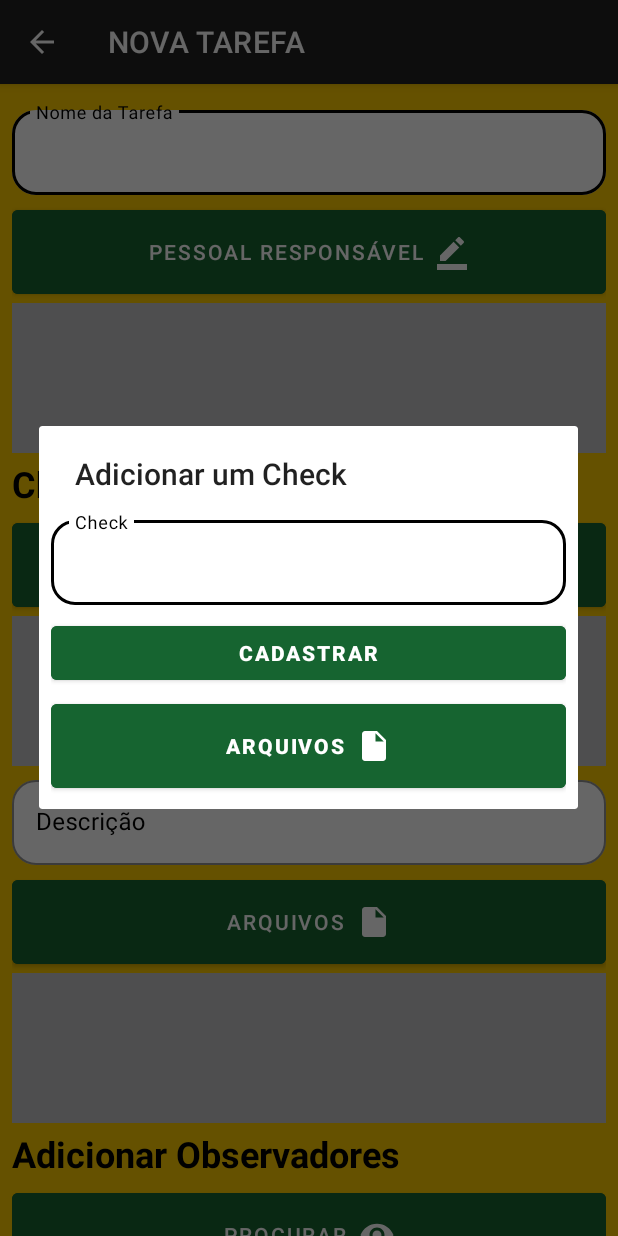
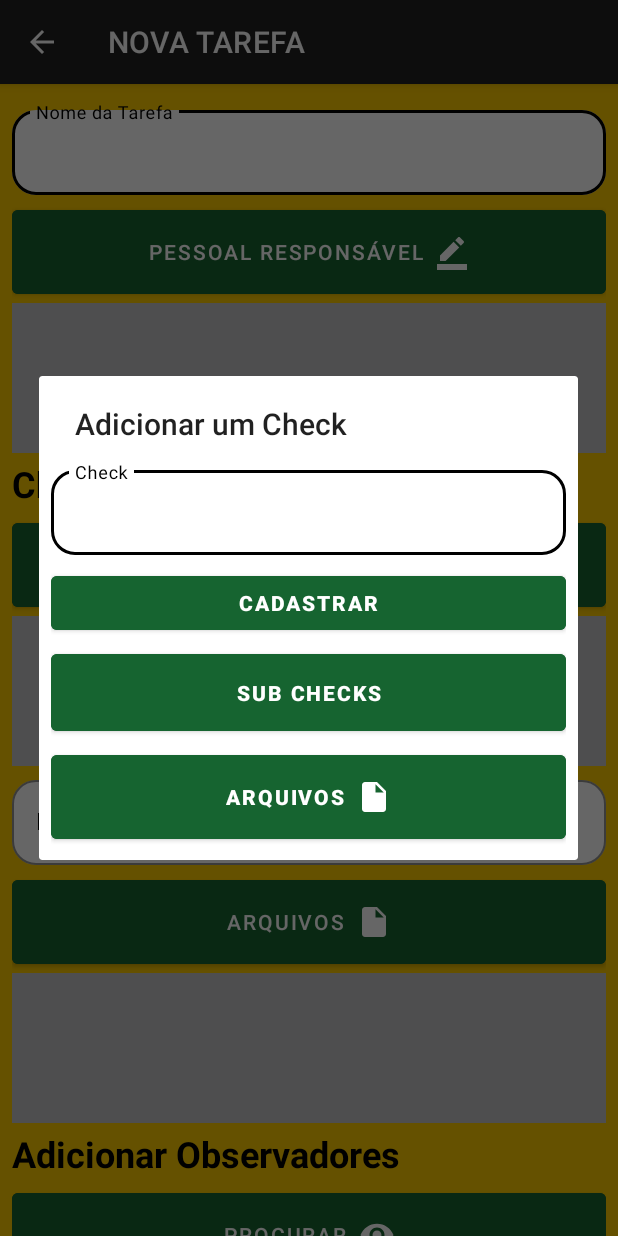
Before and after one commit to gustavodias24/Baratao-Tarefas, an Android app: the CriacaoTarefaActivity screen opened directly, with no data from a screen before it, after a tap on "ADICIONAR CHECK", on a phone screen of 412 x 824 dp. Run offline under Robolectric (Android 15) with nearby library versions, the phone set to English and light mode, and no system bars; our stand-ins replace CircleImageView, Firebase (no records; nobody signed in at launch, a user with empty details on screens opened directly), Picasso; plain views replace MaskedEditText; pictures from the network do not load; 2 statements that could not run were skipped.

Commit message:
check e subCheckks

```diff
--- a/app/src/main/java/benicio/solucoes/baratotarefas/CriacaoTarefaActivity.java
+++ b/app/src/main/java/benicio/solucoes/baratotarefas/CriacaoTarefaActivity.java
@@ -46,6 +46,7 @@ import benicio.solucoes.baratotarefas.adapter.AdapterUsuarios;
 import benicio.solucoes.baratotarefas.databinding.ActivityCadastroBinding;
 import benicio.solucoes.baratotarefas.databinding.ActivityCriacaoTarefaBinding;
 import benicio.solucoes.baratotarefas.databinding.LayoutCriarCheckBinding;
+import benicio.solucoes.baratotarefas.databinding.LayoutCriarSubCheckBinding;
 import benicio.solucoes.baratotarefas.databinding.LayoutExibirUsersBinding;
 import benicio.solucoes.baratotarefas.databinding.LoadingScreenBinding;
 import benicio.solucoes.baratotarefas.model.CheckModel;
@@ -78,14 +79,17 @@ public class CriacaoTarefaActivity extends AppCompatActivity {
 
 
     private List<FileModel> listaDeArquivosDoCheck = new ArrayList<>();
+    private List<CheckModel> listaDeSubChecks = new ArrayList<>();
     private AdapterArquivos adapterFilesCheck;
+    private AdapterChecks adapterSubCheck;
 
     private static final int REQUEST_PICK_FILE = 1;
     private static final int REQUEST_PICK_FILE_IN_CHECK = 2;
 
     private String idTarefa;
     private StorageReference filesTarefa;
-    private Dialog dialogCarregando, dialogCriarCheck, dialogExibirPessoalResponsavel, dialogExibirSelecionarObservadores;
+    private Dialog dialogCarregando, dialogCriarCheck, dialogExibirPessoalResponsavel,
+            dialogExibirSelecionarObservadores, dialogSubCheck;
     private ActivityCriacaoTarefaBinding mainBinding;
 
     private RecyclerView recyclerFiles;
@@ -120,6 +124,7 @@ public class CriacaoTarefaActivity extends AppCompatActivity {
         mainBinding.adicionarCheck.setOnClickListener( view -> {
             dialogCriarCheck.show();
             listaDeArquivosDoCheck.clear();
+            listaDeSubChecks.clear();
             adapterFilesCheck.notifyDataSetChanged();
         });
 
@@ -152,6 +157,7 @@ public class CriacaoTarefaActivity extends AppCompatActivity {
         configurarDialogSelecionarResponsaveis();
 //        configurarDialogSelecionarUsuario();
         configurarDialogSelecionarObservadores();
+        configurarDialogSubCheck();
     }
 
     private void atualizarListaDeSelecaoDeUsuarios(Dialog dialogParaAbrir){
@@ -378,8 +384,33 @@ public class CriacaoTarefaActivity extends AppCompatActivity {
         recyclerChecks.setLayoutManager(new LinearLayoutManager(this));
         recyclerChecks.setHasFixedSize(true);
         recyclerChecks.addItemDecoration(new DividerItemDecoration(this, DividerItemDecoration.VERTICAL));
-        adapterChecks = new AdapterChecks(this, listaCheck, dialogCarregando);
+        adapterChecks = new AdapterChecks(this, listaCheck, dialogCarregando, false);
         recyclerChecks.setAdapter(adapterChecks);
+    }
+
+    @SuppressLint("NotifyDataSetChanged")
+    private void configurarDialogSubCheck(){
+        AlertDialog.Builder b = new AlertDialog.Builder(this);
+        b.setTitle("Adicionar um Sub Check");
+        LayoutCriarSubCheckBinding subCheckBinding = LayoutCriarSubCheckBinding.inflate(getLayoutInflater());
+        subCheckBinding.cadastrarCheckBtn.setOnClickListener(view -> {
+            String nomeSubCheck = subCheckBinding.nomeCheckField.getEditText().getText().toString();
+            if ( nomeSubCheck.isEmpty() ) {
+                Toast.makeText(this, "Escreva Algo no Sub Check!", Toast.LENGTH_SHORT).show();
+            }else{
+                String checkId = UUID.randomUUID().toString();
+
+                listaDeSubChecks.add(new CheckModel(
+                        checkId, idTarefa, nomeSubCheck, false
+                ));
+
+                adapterSubCheck.notifyDataSetChanged();
+                subCheckBinding.nomeCheckField.getEditText().setText("");
+                dialogSubCheck.dismiss();
+            }
+        });
+        b.setView(subCheckBinding.getRoot());
+        dialogSubCheck = b.create();
     }
 
     @SuppressLint("NotifyDataSetChanged")
@@ -387,6 +418,15 @@ public class CriacaoTarefaActivity extends AppCompatActivity {
         AlertDialog.Builder b = new AlertDialog.Builder(this);
         b.setTitle("Adicionar um Check");
         LayoutCriarCheckBinding checkBinding = LayoutCriarCheckBinding.inflate(getLayoutInflater());
+
+
+        checkBinding.recyclerSubChecks.setHasFixedSize(true);
+        checkBinding.recyclerSubChecks.setLayoutManager(new LinearLayoutManager(this));
+        checkBinding.recyclerSubChecks.addItemDecoration(new DividerItemDecoration(this, DividerItemDecoration.VERTICAL));
+        adapterSubCheck = new AdapterChecks(this, listaDeSubChecks, dialogCarregando, true);
+        checkBinding.recyclerSubChecks.setAdapter(adapterSubCheck);
+
+        checkBinding.criarSubCheck.setOnClickListener( view -> dialogSubCheck.show());
 
         checkBinding.recyclerFileInCheck.setHasFixedSize(true);
         checkBinding.recyclerFileInCheck.setLayoutManager(new LinearLayoutManager(this));
@@ -396,7 +436,6 @@ public class CriacaoTarefaActivity extends AppCompatActivity {
 
         checkBinding.enviarArquivoInCheck.setOnClickListener( view -> {
             openFilePicker(REQUEST_PICK_FILE_IN_CHECK);
-
         });
 
         checkBinding.cadastrarCheckBtn.setOnClickListener( view -> {
@@ -413,6 +452,8 @@ public class CriacaoTarefaActivity extends AppCompatActivity {
                 );
 
                 novoCheck.getfilesDoCheck().addAll(listaDeArquivosDoCheck);
+
+                novoCheck.getSubChecks().addAll(listaDeSubChecks);
 
                 listaCheck.add(novoCheck);
                 adapterChecks.notifyDataSetChanged();
--- a/app/src/main/res/layout/layout_criar_check.xml
+++ b/app/src/main/res/layout/layout_criar_check.xml
@@ -1,6 +1,13 @@
 <?xml version="1.0" encoding="utf-8"?>
-<LinearLayout xmlns:android="http://schemas.android.com/apk/res/android"
+<ScrollView
+    xmlns:android="http://schemas.android.com/apk/res/android"
     xmlns:app="http://schemas.android.com/apk/res-auto"
+    android:layout_width="match_parent"
+    android:layout_height="match_parent"
+    android:fillViewport="true"
+    >
+<LinearLayout
+
     android:layout_width="match_parent"
     android:layout_height="match_parent"
     android:orientation="vertical"
@@ -39,6 +46,33 @@
         android:textStyle="bold" />
 
     <Button
+        android:id="@+id/criarSubCheck"
+        android:layout_width="match_parent"
+        android:layout_height="wrap_content"
+        android:layout_marginTop="4dp"
+        android:layout_weight="0"
+        android:backgroundTint="@color/verde"
+        android:isScrollContainer="false"
+        android:paddingTop="16dp"
+        android:paddingBottom="16dp"
+        android:pointerIcon="cell"
+        android:text="SUB CHECKS"
+        android:textAllCaps="true"
+        android:textColor="#FFFFFF"
+        android:textSize="14sp"
+        android:textStyle="bold"
+        app:iconGravity="textEnd"
+        app:iconTint="#FFFFFF"
+        app:iconTintMode="src_in" />
+
+    <androidx.recyclerview.widget.RecyclerView
+        android:id="@+id/recyclerSubChecks"
+        android:layout_width="match_parent"
+        android:layout_height="wrap_content"
+        android:background="#FF0000"
+        android:backgroundTint="#C3C5C6" />
+
+    <Button
         android:id="@+id/enviarArquivoInCheck"
         android:layout_width="match_parent"
         android:layout_height="wrap_content"
@@ -64,5 +98,7 @@
         android:layout_width="match_parent"
         android:layout_height="wrap_content"
         android:background="#FF0000"
-        android:backgroundTint="#C3C5C6" />
-</LinearLayout>
+        android:backgroundTint="#C3C5C6" >
+
+    </androidx.recyclerview.widget.RecyclerView>
+</LinearLayout></ScrollView>
--- a/app/src/main/res/values/colors.xml
+++ b/app/src/main/res/values/colors.xml
@@ -4,4 +4,6 @@
     <color name="white">#FFFFFFFF</color>
     <color name="amarelo">#FECB01</color>
     <color name="verde">#166430</color>
+    <color name="ciano">#70CFFF</color>
+    <color name="laranja">#FFA500 </color>
 </resources>
```
Also changed, not shown: app/src/main/java/benicio/solucoes/baratotarefas/adapter/AdapterChecks.java (+51 -6 lines), app/src/main/java/benicio/solucoes/baratotarefas/model/CheckModel.java (+17 -0 lines), app/src/main/res/layout/layout_check.xml (+36 -7 lines), app/src/main/res/layout/layout_criar_sub_check.xml (added, +49 -0 lines), app/src/main/res/layout/layout_file.xml (+7 -1 lines).
